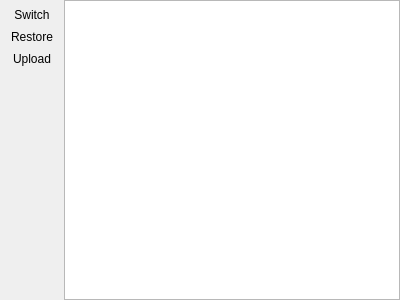
First picture: the form in ImagingS/Gui/uic/CodePage.ui, repository StardustDL/ImagingS, before the edit.
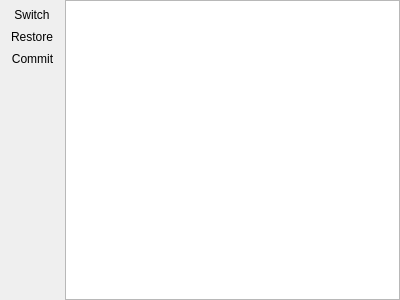
Second picture: the form after the edit.

Patch:
```diff
--- a/ImagingS/Gui/uic/CodePage.ui
+++ b/ImagingS/Gui/uic/CodePage.ui
@@ -39,7 +39,7 @@
      </property>
      <addaction name="actSwitch"/>
      <addaction name="actRestore"/>
-     <addaction name="actUpload"/>
+     <addaction name="actCommit"/>
     </widget>
    </item>
    <item>
@@ -111,12 +111,9 @@
     <string>Restore</string>
    </property>
   </action>
-  <action name="actUpload">
+  <action name="actCommit">
    <property name="text">
-    <string>Upload</string>
-   </property>
-   <property name="shortcut">
-    <string>Ctrl+U</string>
+    <string>Commit</string>
    </property>
   </action>
   <action name="actSwitch">
```
